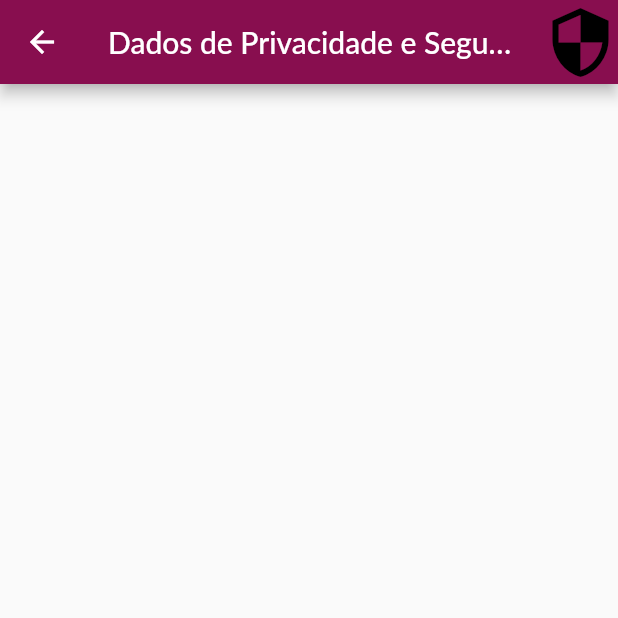
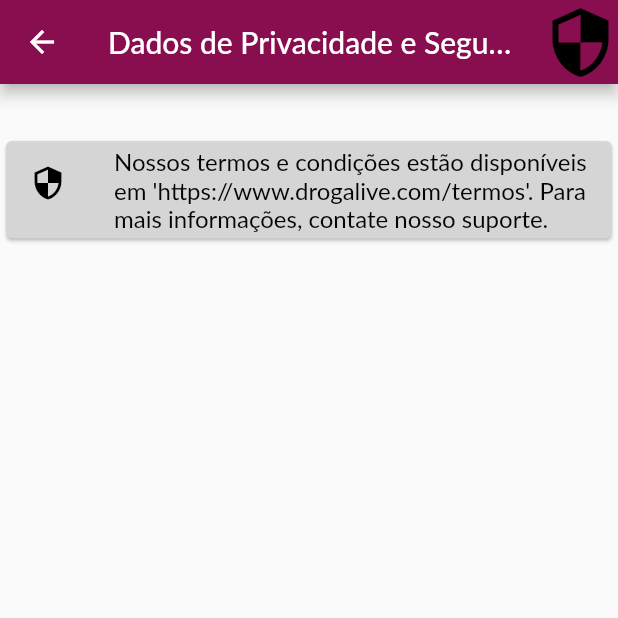
Before and after one commit to VitorAPP/flutter_application_1, a Flutter app: the Privacidade screen opened directly, on a phone screen of 412 x 824 dp, the top half of it. Run offline on Flutter 3.47's test engine with Material 2 defaults, Android fonts, the phone set to English and light mode, and no system bars; our stand-ins replace flutter_neumorphic, syncfusion_flutter_sliders; missing offline and left inert: syncfusion_flutter_core; Roboto replaces fonts that are missing (Lato); key blocks and very long unbroken strings in the code were emptied for the run.

Commit message:
desfazendo besteiras 3

```diff
--- a/lib/pages/privacidadeSeguranca.dart
+++ b/lib/pages/privacidadeSeguranca.dart
@@ -1,4 +1,5 @@
 import 'package:flutter/material.dart';
+
 class Privacidade extends StatefulWidget {
   const Privacidade({Key? key}) : super(key: key);
 
@@ -7,8 +8,7 @@ class Privacidade extends StatefulWidget {
 }
 
 class _PrivacidadeState extends State<Privacidade> {
-
-late TextEditingController _controller;
+  late TextEditingController _controller;
 
   @override
   void initState() {
@@ -25,10 +25,10 @@ late TextEditingController _controller;
   @override
   Widget build(BuildContext context) {
     return Scaffold(
-     appBar: AppBar(
-        backgroundColor:  Colors.pink.shade900,
+      appBar: AppBar(
+        backgroundColor: Colors.pink.shade900,
         title: const Text('Dados de Privacidade e Segurança'),
-        actions: <Widget>[
+        actions: const <Widget>[
           Icon(
             Icons.security_outlined,
             size: 50,
@@ -36,7 +36,44 @@ late TextEditingController _controller;
           ),
         ],
       ),
-
+      body: Align(
+        alignment: Alignment.topCenter,
+        child: Column(
+          mainAxisSize: MainAxisSize.min,
+          children: [
+            const Divider(
+              height: 20,
+              thickness: 5,
+              // indent: 9,
+              endIndent: 0,
+              color: Colors.transparent,
+            ),
+            Container(
+              padding: const EdgeInsets.only(left: 20),
+              child: Align(
+                alignment: AlignmentDirectional.centerStart,
+                child: Text(
+                  '',
+                  style: Theme.of(context).textTheme.caption,
+                  textAlign: TextAlign.start,
+                ),
+              ),
+            ),
+            const Card(
+              color: Color.fromARGB(246, 214, 214, 214),
+              child: ListTile(
+                leading: Icon(
+                  Icons.security_outlined,
+                  color: Colors.black,
+                ),
+                title: Text(
+                    "Nossos termos e condições estão disponíveis em 'https://www.drogalive.com/termos'. Para mais informações, contate nosso suporte."),
+                textColor: Color.fromARGB(255, 3, 3, 3),
+              ),
+            ),
+          ],
+        ),
+      ),
     );
   }
 }
```
